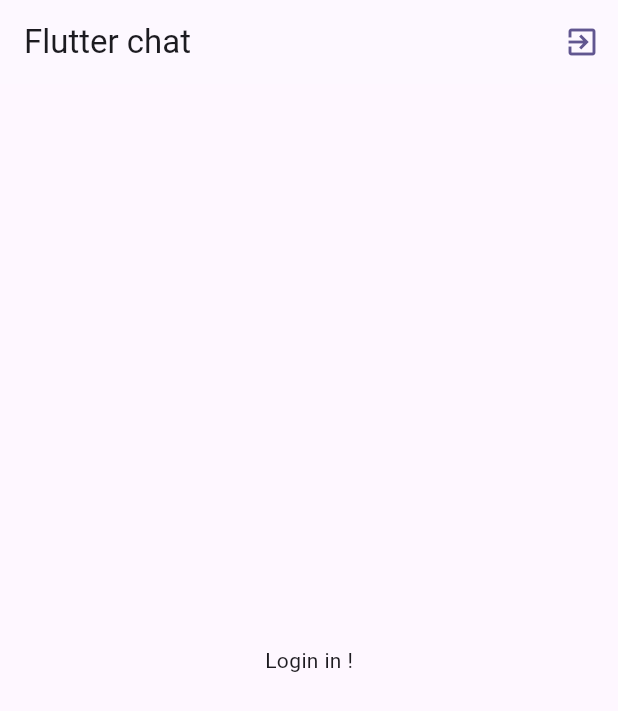
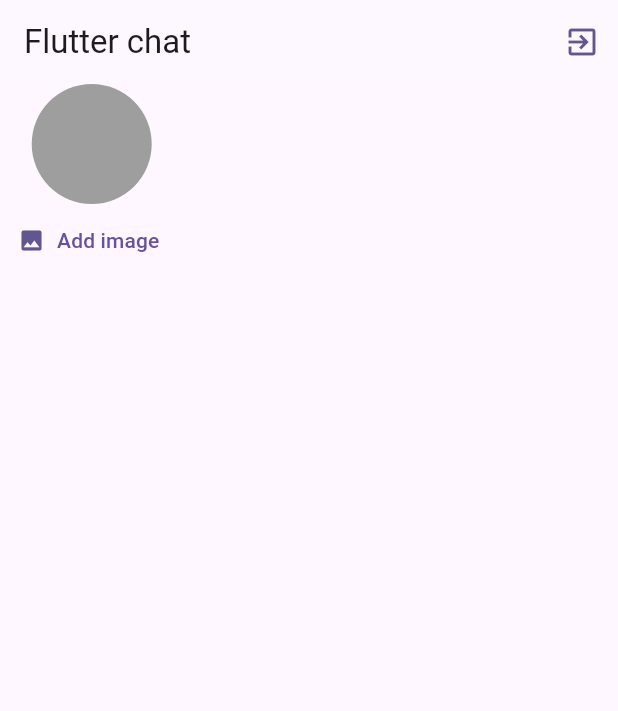
Before and after one commit to Sandipshrestha1/chat_app, a Flutter app: the screen it shows once a user with an empty profile is signed in, on a phone screen of 412 x 824 dp. Shown: the top 711 px of the screen. Run offline on Flutter 3.47's test engine with Material 3 defaults, Android fonts, the phone set to English and light mode, and no system bars; our stand-ins replace firebase_auth, firebase_core; accounts and stored records are empty; statements that could not run were skipped.

Commit message:
Adding a user image Picker Widget

```diff
--- a/lib/screens/auth.dart
+++ b/lib/screens/auth.dart
@@ -49,7 +49,9 @@ class _AuthScreenState extends State<AuthScreen> {
       ScaffoldMessenger.of(context).clearSnackBars();
       ScaffoldMessenger.of(context).showSnackBar(
         SnackBar(
-          content: Text(errorMessage ?? 'Authentication failed..'),
+          content: Text(errorMessage
+              //?? 'Authentication failed..'
+              ),
         ),
       );
     }
--- a/lib/screens/chat_screen.dart
+++ b/lib/screens/chat_screen.dart
@@ -1,3 +1,4 @@
+import 'package:chat_app/widgets/user_image_picker.dart';
 import 'package:firebase_auth/firebase_auth.dart';
 import 'package:flutter/material.dart';
 
@@ -21,9 +22,11 @@ class ChatScreen extends StatelessWidget {
           ),
         ],
       ),
-      body: const Center(
-        child: Text("Login in !"),
-      ),
+      body: UserImagePicker(),
+
+      // const Center(
+      //   child: Text("Login in !"),
+      // ),
     );
   }
 }
--- /dev/null
+++ b/lib/widgets/user_image_picker.dart
@@ -0,0 +1,33 @@
+import 'package:flutter/material.dart';
+
+class UserImagePicker extends StatefulWidget {
+  const UserImagePicker({super.key});
+
+  @override
+  State<UserImagePicker> createState() {
+    return _UserImagePickerState();
+  }
+}
+
+class _UserImagePickerState extends State<UserImagePicker> {
+  @override
+  Widget build(BuildContext context) {
+    return Column(
+      children: [
+        CircleAvatar(
+          radius: 40,
+          backgroundColor: Colors.grey,
+          foregroundColor: ...,
+        ),
+        TextButton.icon(
+          onPressed: () {},
+          icon: const Icon(Icons.image),
+          label: Text(
+            "Add image",
+            style: TextStyle(color: Theme.of(context).primaryColor),
+          ),
+        )
+      ],
+    );
+  }
+}
--- a/pubspec.yaml
+++ b/pubspec.yaml
@@ -37,6 +37,8 @@ dependencies:
   cupertino_icons: ^1.0.6
   firebase_core: ^2.27.2
   firebase_auth: ^4.18.0
+  firebase_storage: ^11.7.0
+  image_picker: ^1.0.7
 
 dev_dependencies:
   flutter_test:
```
Also changed, not shown: pubspec.lock, 5 other files.
